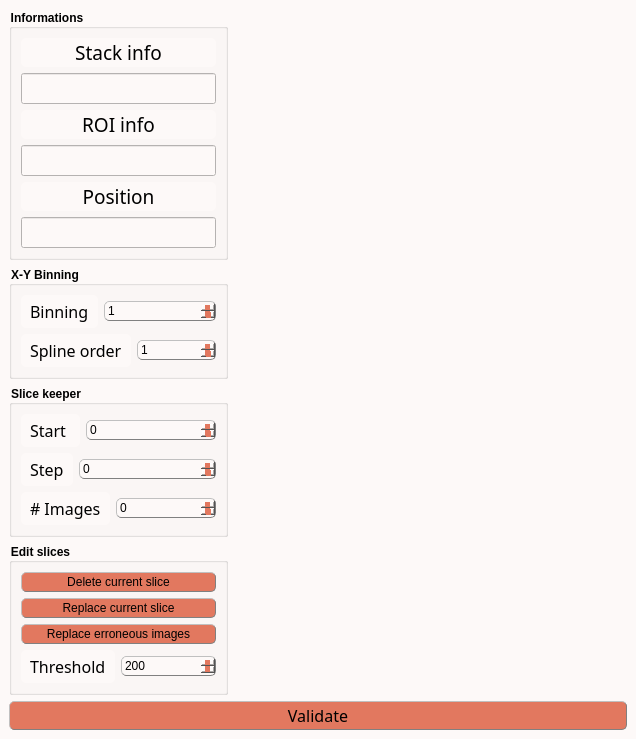
First picture: the form in inichord/Edit_Tools.ui, repository Cyril-Langlois/iniCHORD, before the edit.
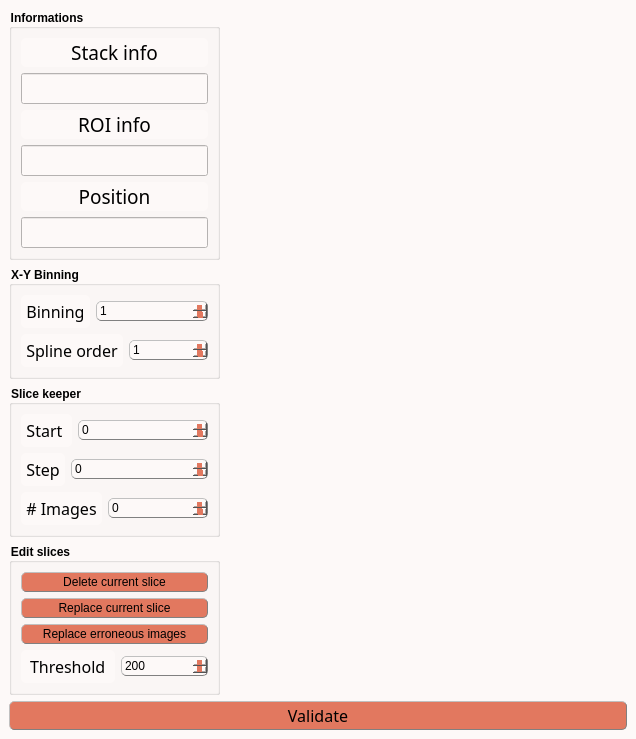
Second picture: the form after the edit. Icons and pictures are not drawn. Custom widgets are drawn as their Qt base class.

Diff of the .ui file:
```diff
--- a/inichord/Edit_Tools.ui
+++ b/inichord/Edit_Tools.ui
@@ -406,6 +406,9 @@
                  <property name="text">
                   <string>Binning</string>
                  </property>
+                 <property name="alignment">
+                  <set>Qt::AlignCenter</set>
+                 </property>
                 </widget>
                </item>
                <item>
@@ -470,6 +473,9 @@
                  <property name="text">
                   <string>Spline order</string>
                  </property>
+                 <property name="alignment">
+                  <set>Qt::AlignCenter</set>
+                 </property>
                 </widget>
                </item>
                <item>
@@ -543,6 +549,9 @@
                  <property name="text">
                   <string>Start </string>
                  </property>
+                 <property name="alignment">
+                  <set>Qt::AlignCenter</set>
+                 </property>
                 </widget>
                </item>
                <item>
@@ -601,6 +610,9 @@
                  <property name="text">
                   <string>Step</string>
                  </property>
+                 <property name="alignment">
+                  <set>Qt::AlignCenter</set>
+                 </property>
                 </widget>
                </item>
                <item>
@@ -659,6 +671,9 @@
                  <property name="text">
                   <string># Images</string>
                  </property>
+                 <property name="alignment">
+                  <set>Qt::AlignCenter</set>
+                 </property>
                 </widget>
                </item>
                <item>
```
Left out of the diff: 4 changed lines with no effect on the pictures.
